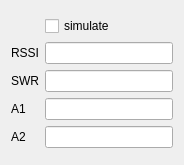
Above: companion/src/simulation/telemetrysimu.ui from opentx/opentx before the change. Below: the same form after it.
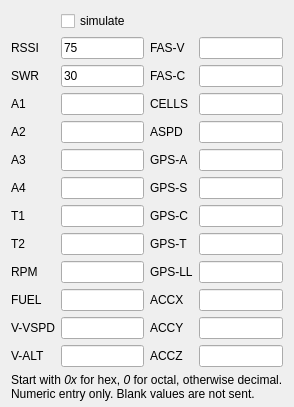
That is the form after the change.

Commit message: Companion/Sim: Add more fields to telemetry simulator UI; Allow using hex notation for values; Don't send blank values.

Diff of the .ui file:
```diff
--- a/companion/src/simulation/telemetrysimu.ui
+++ b/companion/src/simulation/telemetrysimu.ui
@@ -6,65 +6,335 @@
    <rect>
     <x>0</x>
     <y>0</y>
-    <width>184</width>
-    <height>165</height>
+    <width>278</width>
+    <height>384</height>
    </rect>
   </property>
   <property name="windowTitle">
    <string>Telemetry Simulator</string>
   </property>
   <layout class="QGridLayout" name="gridLayout">
+   <property name="bottomMargin">
+    <number>6</number>
+   </property>
+   <item row="3" column="0">
+    <spacer name="verticalSpacer">
+     <property name="orientation">
+      <enum>Qt::Vertical</enum>
+     </property>
+     <property name="sizeHint" stdset="0">
+      <size>
+       <width>20</width>
+       <height>40</height>
+      </size>
+     </property>
+    </spacer>
+   </item>
    <item row="1" column="0">
     <layout class="QGridLayout" name="gridLayout_2">
+     <item row="12" column="0">
+      <widget class="QLabel" name="label_12">
+       <property name="toolTip">
+        <string>Vario Altitude</string>
+       </property>
+       <property name="text">
+        <string>V-ALT</string>
+       </property>
+      </widget>
+     </item>
+     <item row="11" column="0">
+      <widget class="QLabel" name="label_11">
+       <property name="toolTip">
+        <string>Vario Vertical Speed</string>
+       </property>
+       <property name="text">
+        <string>V-VSPD</string>
+       </property>
+      </widget>
+     </item>
+     <item row="12" column="1">
+      <widget class="QLineEdit" name="valt"/>
+     </item>
+     <item row="11" column="1">
+      <widget class="QLineEdit" name="vspeed"/>
+     </item>
+     <item row="5" column="3">
+      <widget class="QLineEdit" name="gps_alt"/>
+     </item>
+     <item row="12" column="2">
+      <widget class="QLabel" name="label_15">
+       <property name="text">
+        <string>ACCZ</string>
+       </property>
+      </widget>
+     </item>
+     <item row="8" column="2">
+      <widget class="QLabel" name="label_23">
+       <property name="toolTip">
+        <string>GPS Time</string>
+       </property>
+       <property name="text">
+        <string>GPS-T</string>
+       </property>
+      </widget>
+     </item>
+     <item row="8" column="3">
+      <widget class="QLineEdit" name="gps_time"/>
+     </item>
+     <item row="10" column="2">
+      <widget class="QLabel" name="label_13">
+       <property name="text">
+        <string>ACCX</string>
+       </property>
+      </widget>
+     </item>
+     <item row="10" column="3">
+      <widget class="QLineEdit" name="accx"/>
+     </item>
      <item row="3" column="3">
-      <widget class="QLineEdit" name="Swr"/>
+      <widget class="QLineEdit" name="cells"/>
      </item>
-     <item row="4" column="3">
-      <widget class="QLineEdit" name="A1"/>
+     <item row="2" column="3">
+      <widget class="QLineEdit" name="curr"/>
      </item>
-     <item row="1" column="1">
+     <item row="6" column="3">
+      <widget class="QLineEdit" name="gps_speed"/>
+     </item>
+     <item row="9" column="2">
+      <widget class="QLabel" name="label_24">
+       <property name="toolTip">
+        <string>GPS Lat/Lon</string>
+       </property>
+       <property name="text">
+        <string>GPS-LL</string>
+       </property>
+      </widget>
+     </item>
+     <item row="1" column="2">
+      <widget class="QLabel" name="label_17">
+       <property name="toolTip">
+        <string>VFAS</string>
+       </property>
+       <property name="text">
+        <string>FAS-V</string>
+       </property>
+      </widget>
+     </item>
+     <item row="6" column="2">
+      <widget class="QLabel" name="label_21">
+       <property name="toolTip">
+        <string>GPS Speed</string>
+       </property>
+       <property name="text">
+        <string>GPS-S</string>
+       </property>
+      </widget>
+     </item>
+     <item row="3" column="2">
+      <widget class="QLabel" name="label_19">
+       <property name="text">
+        <string>CELLS</string>
+       </property>
+      </widget>
+     </item>
+     <item row="11" column="3">
+      <widget class="QLineEdit" name="accy"/>
+     </item>
+     <item row="7" column="3">
+      <widget class="QLineEdit" name="gps_course"/>
+     </item>
+     <item row="1" column="3">
+      <widget class="QLineEdit" name="vfas"/>
+     </item>
+     <item row="11" column="2">
+      <widget class="QLabel" name="label_14">
+       <property name="text">
+        <string>ACCY</string>
+       </property>
+      </widget>
+     </item>
+     <item row="7" column="2">
+      <widget class="QLabel" name="label_22">
+       <property name="toolTip">
+        <string>GPS Course</string>
+       </property>
+       <property name="text">
+        <string>GPS-C</string>
+       </property>
+      </widget>
+     </item>
+     <item row="9" column="3">
+      <widget class="QLineEdit" name="gps_latlon"/>
+     </item>
+     <item row="12" column="3">
+      <widget class="QLineEdit" name="accz"/>
+     </item>
+     <item row="5" column="2">
+      <widget class="QLabel" name="label_20">
+       <property name="toolTip">
+        <string>GPS Altitude</string>
+       </property>
+       <property name="text">
+        <string>GPS-A</string>
+       </property>
+      </widget>
+     </item>
+     <item row="2" column="2">
+      <widget class="QLabel" name="label_18">
+       <property name="toolTip">
+        <string>CURRENT</string>
+       </property>
+       <property name="text">
+        <string>FAS-C</string>
+       </property>
+      </widget>
+     </item>
+     <item row="2" column="1">
+      <widget class="QLineEdit" name="Swr">
+       <property name="text">
+        <string>30</string>
+       </property>
+      </widget>
+     </item>
+     <item row="1" column="0">
       <widget class="QLabel" name="label">
        <property name="text">
         <string>RSSI</string>
        </property>
       </widget>
      </item>
-     <item row="1" column="3">
-      <widget class="QLineEdit" name="Rssi"/>
-     </item>
-     <item row="4" column="1">
-      <widget class="QLabel" name="label_3">
+     <item row="1" column="1">
+      <widget class="QLineEdit" name="Rssi">
        <property name="text">
-        <string>A1</string>
+        <string>75</string>
        </property>
       </widget>
      </item>
-     <item row="3" column="1">
+     <item row="2" column="0">
       <widget class="QLabel" name="label_2">
        <property name="text">
         <string>SWR</string>
        </property>
       </widget>
      </item>
-     <item row="0" column="3">
-      <widget class="QCheckBox" name="Simulate">
+     <item row="4" column="2">
+      <widget class="QLabel" name="label_16">
+       <property name="toolTip">
+        <string>FR_ID_AIR_SPEED</string>
+       </property>
        <property name="text">
-        <string>simulate</string>
+        <string>ASPD</string>
        </property>
       </widget>
      </item>
+     <item row="4" column="3">
+      <widget class="QLineEdit" name="aspeed"/>
+     </item>
+     <item row="3" column="1">
+      <widget class="QLineEdit" name="A1"/>
+     </item>
+     <item row="4" column="1">
+      <widget class="QLineEdit" name="A2"/>
+     </item>
      <item row="5" column="1">
+      <widget class="QLineEdit" name="A3"/>
+     </item>
+     <item row="6" column="1">
+      <widget class="QLineEdit" name="A4"/>
+     </item>
+     <item row="7" column="1">
+      <widget class="QLineEdit" name="T1"/>
+     </item>
+     <item row="8" column="1">
+      <widget class="QLineEdit" name="T2"/>
+     </item>
+     <item row="9" column="1">
+      <widget class="QLineEdit" name="rpm"/>
+     </item>
+     <item row="10" column="1">
+      <widget class="QLineEdit" name="fuel"/>
+     </item>
+     <item row="3" column="0">
+      <widget class="QLabel" name="label_3">
+       <property name="text">
+        <string>A1</string>
+       </property>
+      </widget>
+     </item>
+     <item row="4" column="0">
       <widget class="QLabel" name="label_4">
        <property name="text">
         <string>A2</string>
        </property>
       </widget>
      </item>
-     <item row="5" column="3">
-      <widget class="QLineEdit" name="A2"/>
+     <item row="5" column="0">
+      <widget class="QLabel" name="label_6">
+       <property name="text">
+        <string>A3</string>
+       </property>
+      </widget>
+     </item>
+     <item row="6" column="0">
+      <widget class="QLabel" name="label_7">
+       <property name="text">
+        <string>A4</string>
+       </property>
+      </widget>
+     </item>
+     <item row="7" column="0">
+      <widget class="QLabel" name="label_8">
+       <property name="toolTip">
+        <string>Temperature 1</string>
+       </property>
+       <property name="text">
+        <string>T1</string>
+       </property>
+      </widget>
+     </item>
+     <item row="8" column="0">
+      <widget class="QLabel" name="label_9">
+       <property name="toolTip">
+        <string>Temperature 2</string>
+       </property>
+       <property name="text">
+        <string>T2</string>
+       </property>
+      </widget>
+     </item>
+     <item row="9" column="0">
+      <widget class="QLabel" name="label_5">
+       <property name="text">
+        <string>RPM</string>
+       </property>
+      </widget>
+     </item>
+     <item row="10" column="0">
+      <widget class="QLabel" name="label_10">
+       <property name="text">
+        <string>FUEL</string>
+       </property>
+      </widget>
+     </item>
+     <item row="0" column="1">
+      <widget class="QCheckBox" name="Simulate">
+       <property name="toolTip">
+        <string>When enabled, sends any non-blank values as simulated telemetry data.</string>
+       </property>
+       <property name="text">
+        <string>simulate</string>
+       </property>
+      </widget>
      </item>
     </layout>
    </item>
+   <item row="2" column="0">
+    <widget class="QLabel" name="label_25">
+     <property name="text">
+      <string>&lt;html&gt;&lt;head/&gt;&lt;body&gt;&lt;p&gt;Start with &lt;span style=&quot; font-style:italic;&quot;&gt;0x&lt;/span&gt; for hex, &lt;span style=&quot; font-style:italic;&quot;&gt;0&lt;/span&gt; for octal, otherwise decimal.&lt;br/&gt;Numeric entry only. Blank values are not sent.&lt;/p&gt;&lt;/body&gt;&lt;/html&gt;</string>
+     </property>
+    </widget>
+   </item>
   </layout>
  </widget>
  <resources/>
```
Left out of the diff: 5 changed lines with no effect on the pictures. The commit also changes 1 other file.
